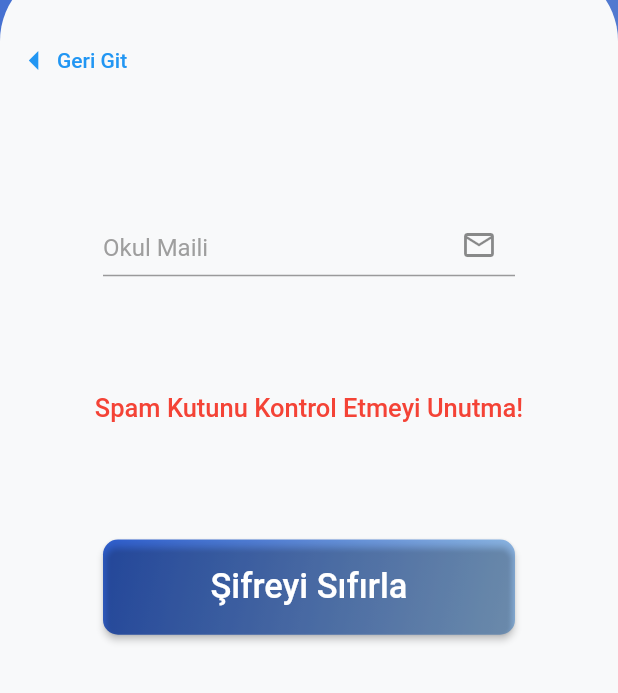
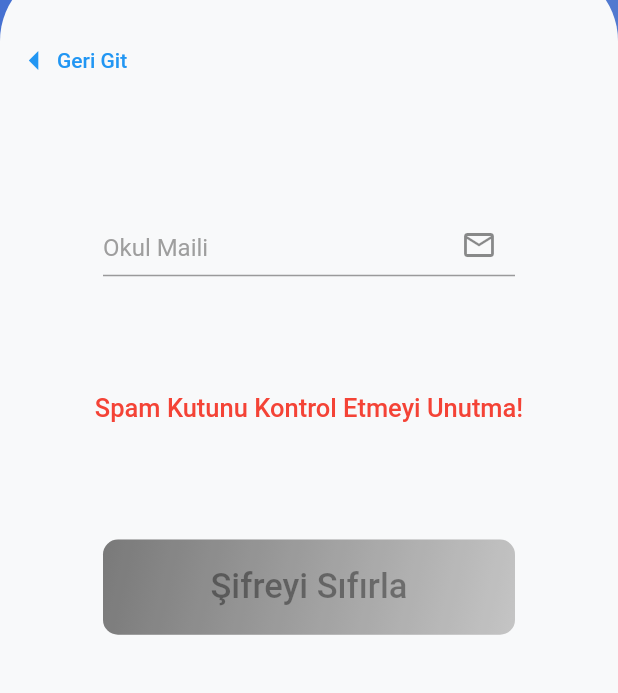
Before and after one commit to diksed/yeye, a Flutter app: the screen it shows after launch, after a tap on "Şifremi Unuttum", on a phone screen of 412 x 824 dp, the part 543-1236 px from its top. Run offline on Flutter 3.47's test engine with Material 2 defaults, Android fonts, the phone set to English and light mode, and no system bars; our stand-ins replace firebase_auth, firebase_core, get; accounts and stored records are empty.

Commit message:
The issues with redirections have been resolved

```diff
--- a/lib/Routes/routes.dart
+++ b/lib/Routes/routes.dart
@@ -12,8 +12,11 @@ appRoutes() => [
       GetPage(name: '/splash', page: () => const SplashScreen()),
       GetPage(name: '/home', page: () => HomeScreen()),
       GetPage(name: '/login', page: () => LoginScreen()),
-      GetPage(name: '/menu', page: () => const MenuScreen()),
-      GetPage(name: '/auth', page: () => AuthScreen()),
+      GetPage(name: '/menu', page: () => const MenuScreen(), transition: Transition.downToUp),
+      GetPage(name: '/auth', page: () => AuthScreen(), transition: Transition.downToUp),
       GetPage(name: '/verify-email', page: () => const VerifyEmailScreen()),
-      GetPage(name: '/forgot-password', page: () => const ForgotPasswordScreen())
+      GetPage(
+          name: '/forgot-password',
+          page: () => const ForgotPasswordScreen(),
+          transition: Transition.rightToLeftWithFade)
     ];
--- a/lib/Screens/Account/ForgotPassword/forgot_password_controller.dart
+++ b/lib/Screens/Account/ForgotPassword/forgot_password_controller.dart
@@ -9,6 +9,25 @@ class ForgotPasswordController extends GetxController {
   final FirebaseAuth _auth = FirebaseAuth.instance;
   final GlobalKey<FormState> formKey = GlobalKey<FormState>();
   final TextEditingController emailController = TextEditingController();
+
+  final RxBool isButtonActive = false.obs;
+
+  @override
+  void onInit() {
+    isButtonActive(false);
+
+    final RxString emailValue = ''.obs;
+
+    ever(emailValue, (_) {
+      isButtonActive(emailValue.value.trim().isNotEmpty);
+    });
+
+    emailController.addListener(() {
+      emailValue.value = emailController.text;
+    });
+
+    super.onInit();
+  }
 
   Future<void> resetPassword() async {
     final email = emailController.text.trim();
--- a/lib/Screens/Account/ForgotPassword/forgot_password_screen.dart
+++ b/lib/Screens/Account/ForgotPassword/forgot_password_screen.dart
@@ -56,6 +56,7 @@ class ForgotPasswordScreen extends StatelessWidget {
                         LoginRegisterButton(
                           width: displayWidth(context) / 1.5,
                           height: displayHeight(context) / 13,
+                          isActive: controller.isButtonActive.value,
                           onPressed: controller.resetPassword,
                           child: const Text(
                             AccountActions.resetPassword,
--- a/lib/Screens/Account/Widgets/Buttons/login_register_button.dart
+++ b/lib/Screens/Account/Widgets/Buttons/login_register_button.dart
@@ -5,6 +5,8 @@ class LoginRegisterButton extends StatelessWidget {
   final Widget child;
   final double width;
   final double height;
+  final bool isActive;
+  final Color inactiveColor;
 
   const LoginRegisterButton({
     Key? key,
@@ -12,22 +14,28 @@ class LoginRegisterButton extends StatelessWidget {
     required this.child,
     required this.height,
     required this.width,
+    this.isActive = true,
+    this.inactiveColor =  const Color.fromARGB(255, 138, 138, 138),
   }) : super(key: key);
 
   @override
   Widget build(BuildContext context) {
+    final buttonColor = isActive
+        ? const LinearGradient(colors: [
+            Color.fromARGB(255, 48, 97, 212),
+            Color.fromARGB(255, 148, 191, 235),
+          ])
+        : LinearGradient(colors: [inactiveColor, Colors.grey[300]!],begin: Alignment.topLeft,end: Alignment.bottomRight);
+
     return Container(
       width: width,
       height: height,
       decoration: BoxDecoration(
-        gradient: const LinearGradient(colors: [
-          Color.fromARGB(255, 48, 97, 212),
-          Color.fromARGB(255, 148, 191, 235),
-        ], begin: Alignment.topLeft, end: Alignment.bottomRight),
+        gradient: buttonColor,
         borderRadius: BorderRadius.circular(10),
       ),
       child: ElevatedButton(
-        onPressed: onPressed,
+        onPressed: isActive ? onPressed : null,
         style: ElevatedButton.styleFrom(
           splashFactory: NoSplash.splashFactory,
           backgroundColor: Colors.transparent,
--- a/lib/Screens/Home/home_controller.dart
+++ b/lib/Screens/Home/home_controller.dart
@@ -13,9 +13,13 @@ class HomeController extends GetxController {
 
     ever(user, (User? newUser) {
       if (newUser == null) {
-        isSignedIn.value = false;
+        Get.offAllNamed('/auth');
       } else {
-        isSignedIn.value = true;
+        if (!newUser.emailVerified) {
+          Get.offAllNamed('/verify-email');
+        } else {
+          Get.offAllNamed('/menu');
+        }
       }
     });
   }
--- a/lib/Screens/Home/home_screen.dart
+++ b/lib/Screens/Home/home_screen.dart
@@ -1,9 +1,8 @@
 import 'package:flutter/material.dart';
 import 'package:get/get.dart';
-import 'package:yeye/Screens/Account/Auth/auth_screen.dart';
+import 'package:yeye/Constants/app_colors.dart';
+import 'package:yeye/Constants/app_texts.dart';
 
-import '../../Constants/app_texts.dart';
-import '../Menu/menu_screen.dart';
 import 'home_controller.dart';
 
 class HomeScreen extends StatelessWidget {
@@ -14,23 +13,9 @@ class HomeScreen extends StatelessWidget {
   @override
   Widget build(BuildContext context) {
     return Scaffold(
-      body: Obx(
-        () {
-          if (controller.isLoading.value) {
-            return Center(
-              child: Image.asset(AppTexts.loadingImage),
-            );
-          } else if (controller.hasError.value) {
-            return const Center(
-              child: Text(WarningMessages.somethingWrong),
-            );
-          } else if (controller.hasData.value && controller.isSignedIn.value) {
-            return const MenuScreen();
-          } else {
-            return AuthScreen();
-          }
-        },
-      ),
-    );
+        backgroundColor: AppColors.splashColor,
+        body: Center(
+          child: Image.asset(AppTexts.loadingImage),
+        ));
   }
 }
```
Also changed, not shown: lib/Screens/Account/Auth/auth_controller.dart (+14 -1 lines), lib/Screens/Account/Widgets/AlertDialogs/user_agreement_dialog.dart (+3 -22 lines).
